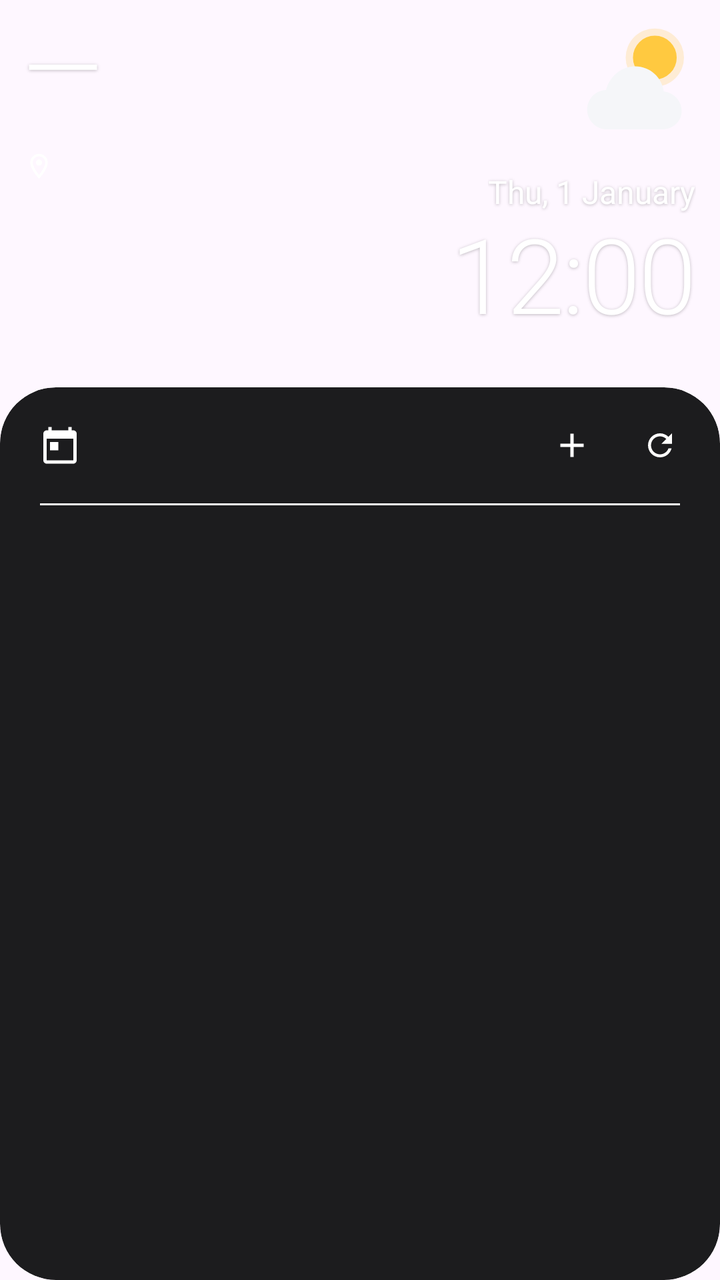
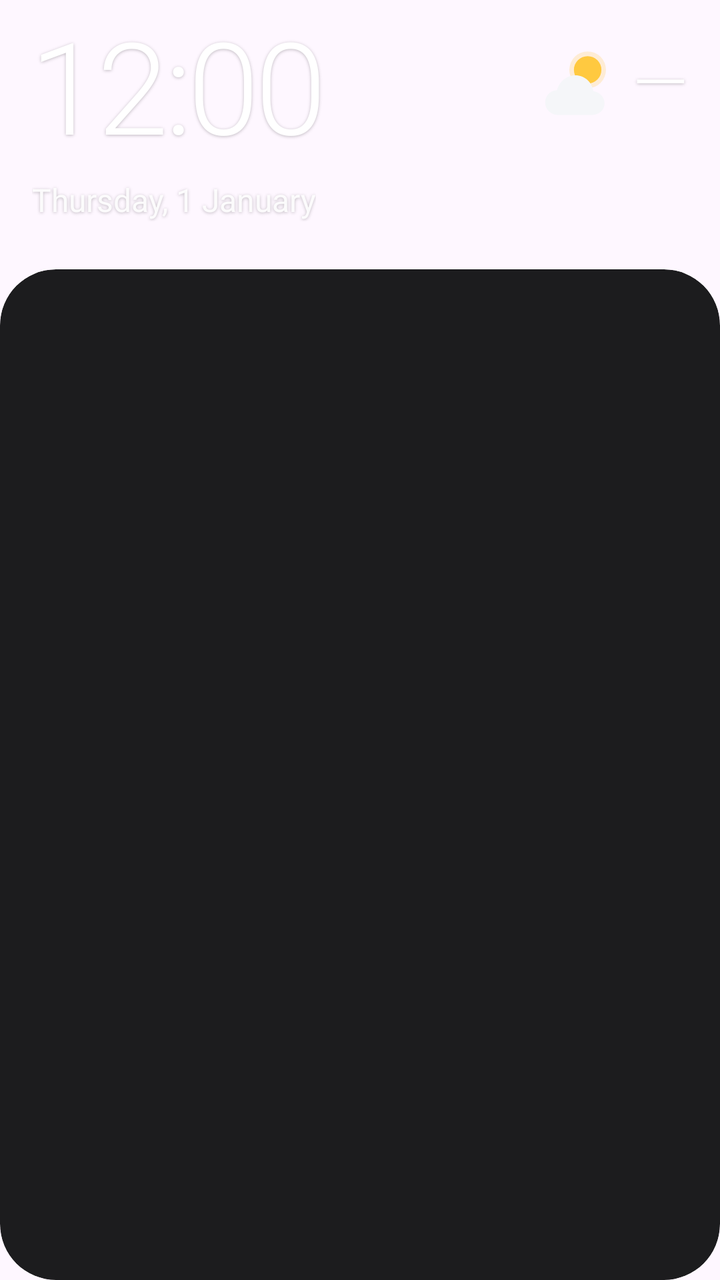

Compare the two renders of this Android layout. The source of the first and the diff that turns it into the second are given below.
<!-- AndroidManifest.xml: application theme Theme.Nagenda -->
<!-- res/layout/widget_clock.xml -->
<?xml version="1.0" encoding="utf-8"?>
<LinearLayout xmlns:android="http://schemas.android.com/apk/res/android"
    android:id="@android:id/background"
    android:layout_width="match_parent"
    android:layout_height="match_parent"
    android:orientation="vertical"
    android:paddingTop="4dp">

    <LinearLayout
        android:id="@+id/top"
        android:layout_width="match_parent"
        android:layout_height="wrap_content"
        android:orientation="horizontal"
        android:paddingStart="12dp"
        android:paddingEnd="12dp">

        
        <LinearLayout
            android:id="@+id/wx_block"
            android:layout_width="0dp"
            android:layout_height="wrap_content"
            android:layout_weight="1"
            android:orientation="vertical">

            <TextView
                android:id="@+id/wx_temp"
                android:layout_width="wrap_content"
                android:layout_height="wrap_content"
                android:fontFamily="sans-serif-light"
                android:includeFontPadding="false"
                android:letterSpacing="-0.02"
                android:text="—"
                android:textColor="#FFFFFFFF"
                android:textSize="52dp"
                android:shadowColor="#40000000" android:shadowDy="1" android:shadowRadius="4" />

            <LinearLayout
                android:layout_width="wrap_content"
                android:layout_height="wrap_content"
                android:layout_marginTop="8dp"
                android:gravity="center_vertical"
                android:orientation="horizontal">

                <ImageView
                    android:id="@+id/wx_pin"
                    android:layout_width="15dp"
                    android:layout_height="15dp"
                    android:src="@drawable/ic_pin_outline"
                    android:tint="#D9FFFFFF"
                    android:importantForAccessibility="no" />

                <TextView
                    android:id="@+id/wx_place"
                    android:layout_width="wrap_content"
                    android:layout_height="wrap_content"
                    android:layout_marginStart="5dp"
                    android:ellipsize="end"
                    android:maxLines="1"
                    android:textColor="#D9FFFFFF"
                    android:textSize="15dp"
                    android:shadowColor="#40000000" android:shadowDy="1" android:shadowRadius="4" />
            </LinearLayout>

            <TextView
                android:id="@+id/wx_cond"
                android:layout_width="wrap_content"
                android:layout_height="wrap_content"
                android:layout_marginTop="30dp"
                android:ellipsize="end"
                android:maxLines="1"
                android:textColor="#FFFFFFFF"
                android:textSize="16dp"
                android:shadowColor="#40000000" android:shadowDy="1" android:shadowRadius="4" />

            <TextView
                android:id="@+id/wx_hilo"
                android:layout_width="wrap_content"
                android:layout_height="wrap_content"
                android:layout_marginTop="3dp"
                android:textColor="#FFFFFFFF"
                android:textSize="16dp"
                android:shadowColor="#40000000" android:shadowDy="1" android:shadowRadius="4" />
        </LinearLayout>

        <LinearLayout
            android:layout_width="wrap_content"
            android:layout_height="match_parent"
            android:gravity="end"
            android:orientation="vertical">

            <ImageView
                android:id="@+id/wx_icon"
                android:layout_width="70dp"
                android:layout_height="70dp"
                android:layout_marginEnd="-6dp"
                android:src="@drawable/wx_partly_day"
                android:importantForAccessibility="no" />

            <FrameLayout
                android:layout_width="1dp"
                android:layout_height="0dp"
                android:layout_weight="1" />

            
            <LinearLayout
                android:id="@+id/clock_block"
                android:layout_width="wrap_content"
                android:layout_height="wrap_content"
                android:gravity="end"
                android:orientation="vertical">

                <TextClock
                    android:id="@+id/clock_date"
                    android:layout_width="wrap_content"
                    android:layout_height="wrap_content"
                    android:format12Hour="EEE, d MMMM"
                    android:format24Hour="EEE, d MMMM"
                    android:textColor="#FFFFFFFF"
                    android:textSize="16dp"
                    android:shadowColor="#40000000" android:shadowDy="1" android:shadowRadius="4" />

                <TextClock
                    android:id="@+id/clock_time"
                    android:layout_width="wrap_content"
                    android:layout_height="wrap_content"
                    android:layout_marginTop="2dp"
                    android:fontFamily="sans-serif-light"
                    android:format12Hour="h:mm"
                    android:format24Hour="HH:mm"
                    android:includeFontPadding="false"
                    android:letterSpacing="-0.02"
                    android:textColor="#FFFFFFFF"
                    android:textSize="52dp"
                    android:shadowColor="#40000000" android:shadowDy="1" android:shadowRadius="4" />
            </LinearLayout>
        </LinearLayout>
    </LinearLayout>

    <FrameLayout android:id="@+id/panel"
        android:layout_width="match_parent"
        android:layout_height="0dp"
        android:layout_weight="1"
        android:layout_marginTop="24dp"
        android:background="@drawable/widget_mask"
        android:clipToOutline="true">

        <ImageView
            android:id="@+id/bg"
            android:layout_width="match_parent"
            android:layout_height="match_parent"
            android:scaleType="fitXY"
            android:src="@drawable/widget_bg"
            android:tint="#FF1C1C1E"
            android:importantForAccessibility="no" />

        <LinearLayout
            android:layout_width="match_parent"
            android:layout_height="match_parent"
            android:orientation="vertical">

            <LinearLayout
                android:id="@+id/header"
                android:layout_width="match_parent"
                android:layout_height="58dp"
                android:gravity="center_vertical"
                android:orientation="horizontal"
                android:paddingStart="20dp"
                android:paddingEnd="8dp">

                <ImageView
                    android:id="@+id/ic_cal"
                    android:layout_width="20dp"
                    android:layout_height="20dp"
                    android:src="@drawable/ic_calendar"
                    android:tint="#FFFFFFFF"
                    android:importantForAccessibility="no" />

                <TextView
                    android:id="@+id/weekday"
                    android:layout_width="0dp"
                    android:layout_height="wrap_content"
                    android:layout_marginStart="14dp"
                    android:layout_weight="1"
                    android:ellipsize="end"
                    android:fontFamily="sans-serif-medium"
                    android:maxLines="1"
                    android:textColor="#FFFFFFFF"
                    android:textSize="16dp" />

                <ImageView
                    android:id="@+id/btn_add"
                    android:layout_width="44dp"
                    android:layout_height="44dp"
                    android:padding="12dp"
                    android:src="@drawable/ic_add"
                    android:tint="#FFFFFFFF"
                    android:contentDescription="+" />

                <ImageView
                    android:id="@+id/btn_refresh"
                    android:layout_width="44dp"
                    android:layout_height="44dp"
                    android:padding="13dp"
                    android:src="@drawable/ic_refresh"
                    android:tint="#FFFFFFFF"
                    android:contentDescription="⟳" />
            </LinearLayout>

            <ImageView
                android:id="@+id/header_line"
                android:layout_width="match_parent"
                android:layout_height="1dp"
                android:layout_marginStart="20dp"
                android:layout_marginEnd="20dp"
                android:scaleType="fitXY"
                android:src="@drawable/line"
                android:tint="#22FFFFFF"
                android:importantForAccessibility="no" />

            <FrameLayout
                android:layout_width="match_parent"
                android:layout_height="0dp"
                android:layout_weight="1">

                <ListView
                    android:id="@+id/list"
                    android:layout_width="match_parent"
                    android:layout_height="match_parent"
                    android:clipToPadding="false"
                    android:divider="@null"
                    android:dividerHeight="0dp"
                    android:paddingBottom="8dp"
                    android:scrollbars="none" />

                <TextView
                    android:id="@+id/empty"
                    android:layout_width="match_parent"
                    android:layout_height="match_parent"
                    android:gravity="center"
                    android:padding="16dp"
                    android:textColor="#FF8E8E93"
                    android:textSize="14dp" />
            </FrameLayout>
        </LinearLayout>
    </FrameLayout>
</LinearLayout>
<!-- resources referenced by this layout -->
<resources>
  <!-- drawable ic_add (drawable) -->
  <vector xmlns:android="http://schemas.android.com/apk/res/android"
      android:width="24dp" android:height="24dp" android:viewportWidth="24" android:viewportHeight="24">
      <path android:fillColor="#FFFFFFFF" android:pathData="M19,13h-6v6h-2v-6H5v-2h6V5h2v6h6v2z" />
  </vector>
  <!-- drawable ic_calendar (drawable) -->
  <vector xmlns:android="http://schemas.android.com/apk/res/android"
      android:width="24dp" android:height="24dp" android:viewportWidth="24" android:viewportHeight="24">
      <path android:fillColor="#FFFFFFFF" android:pathData="M20,3h-1V1h-2v2H7V1H5v2H4c-1.1,0 -2,0.9 -2,2v16c0,1.1 0.9,2 2,2h16c1.1,0 2,-0.9 2,-2V5c0,-1.1 -0.9,-2 -2,-2zM20,21H4V8h16v13zM6,10h5v5H6z" />
  </vector>
  <!-- drawable ic_pin_outline (drawable) -->
  <vector xmlns:android="http://schemas.android.com/apk/res/android"
      android:width="24dp" android:height="24dp" android:viewportWidth="24" android:viewportHeight="24">
      <path android:fillColor="#FFFFFFFF" android:pathData="M12,2C8.13,2 5,5.13 5,9c0,5.25 7,13 7,13s7,-7.75 7,-13c0,-3.87 -3.13,-7 -7,-7zM7,9c0,-2.76 2.24,-5 5,-5s5,2.24 5,5c0,2.88 -2.88,7.19 -5,9.88C9.92,16.21 7,11.85 7,9zM12,6.5a2.5,2.5 0 1 0 0,5a2.5,2.5 0 1 0 0,-5z" />
  </vector>
  <!-- drawable ic_refresh (drawable) -->
  <vector xmlns:android="http://schemas.android.com/apk/res/android"
      android:width="24dp" android:height="24dp" android:viewportWidth="24" android:viewportHeight="24">
      <path android:fillColor="#FFFFFFFF" android:pathData="M17.65,6.35C16.2,4.9 14.21,4 12,4c-4.42,0 -7.99,3.58 -7.99,8s3.57,8 7.99,8c3.73,0 6.84,-2.55 7.73,-6h-2.08c-0.82,2.33 -3.04,4 -5.65,4 -3.31,0 -6,-2.69 -6,-6s2.69,-6 6,-6c1.66,0 3.14,0.69 4.22,1.78L13,11h7V4l-2.35,2.35z" />
  </vector>
  <!-- drawable line (drawable) -->
  <?xml version="1.0" encoding="utf-8"?>
  <shape xmlns:android="http://schemas.android.com/apk/res/android" android:shape="rectangle">
      <solid android:color="#FFFFFFFF" />
  </shape>
  <!-- drawable widget_bg (drawable) -->
  <?xml version="1.0" encoding="utf-8"?>
  <shape xmlns:android="http://schemas.android.com/apk/res/android" android:shape="rectangle">
      <solid android:color="#FFFFFFFF" />
      <corners android:radius="@dimen/widget_radius" />
  </shape>
  <!-- drawable widget_mask (drawable) -->
  <?xml version="1.0" encoding="utf-8"?>
  <shape xmlns:android="http://schemas.android.com/apk/res/android" android:shape="rectangle">
      <solid android:color="#01000000" />
      <corners android:radius="@dimen/widget_radius" />
  </shape>
  <!-- drawable wx_partly_day (drawable) -->
  <vector xmlns:android="http://schemas.android.com/apk/res/android"
      android:width="48dp" android:height="48dp" android:viewportWidth="48" android:viewportHeight="48">
      <path android:fillColor="#38FFC940" android:pathData="M20,17a10,10 0 1 0 20,0a10,10 0 1 0 -20,0z" />
      <path android:fillColor="#FFFFC940" android:pathData="M22.5,17a7.5,7.5 0 1 0 15.0,0a7.5,7.5 0 1 0 -15.0,0z" />
      <group android:translateX="1.3999999999999995" android:translateY="7.3999999999999995" android:scaleX="0.9" android:scaleY="0.9"><path android:fillColor="#FFF5F6F9" android:pathData="M13.5,38C9.4,38 6,34.6 6,30.5s3.2,-7.4 7.2,-7.5C14.6,17.8 19,14 24.3,14c5.6,0 10.2,4.2 10.9,9.6 3.8,0.4 6.8,3.6 6.8,7.4 0,4.1 -3.4,7 -7.5,7z" /></group>
  </vector>
  <style name="Theme.Nagenda" parent="Theme.Material3.DayNight.NoActionBar">
          <item name="colorPrimary">@color/brand</item>
          <item name="android:statusBarColor">@android:color/transparent</item>
          <item name="android:navigationBarColor">@android:color/transparent</item>
          <item name="android:windowLightStatusBar">true</item>
      </style>
  <dimen name="widget_radius">24dp</dimen>
  <color name="brand">#FF6C5CE7</color>
</resources>

<!-- the commit's change to res/layout/widget_clock.xml (unified diff, before → after) -->
@@ -4,60 +4,84 @@
     android:layout_width="match_parent"
     android:layout_height="match_parent"
     android:orientation="vertical"
-    android:paddingTop="4dp">
+    android:paddingTop="8dp">
 
     <LinearLayout
         android:id="@+id/top"
         android:layout_width="match_parent"
         android:layout_height="wrap_content"
+        android:gravity="bottom"
         android:orientation="horizontal"
-        android:paddingStart="12dp"
-        android:paddingEnd="12dp">
+        android:paddingStart="16dp"
+        android:paddingEnd="16dp">
 
         
         <LinearLayout
-            android:id="@+id/wx_block"
+            android:id="@+id/clock_block"
             android:layout_width="0dp"
             android:layout_height="wrap_content"
             android:layout_weight="1"
             android:orientation="vertical">
 
-            <TextView
-                android:id="@+id/wx_temp"
+            <TextClock
+                android:id="@+id/clock_time"
                 android:layout_width="wrap_content"
                 android:layout_height="wrap_content"
                 android:fontFamily="sans-serif-light"
+                android:format12Hour="h:mm"
+                android:format24Hour="HH:mm"
                 android:includeFontPadding="false"
-                android:letterSpacing="-0.02"
-                android:text="—"
+                android:letterSpacing="-0.03"
                 android:textColor="#FFFFFFFF"
-                android:textSize="52dp"
+                android:textSize="64dp"
                 android:shadowColor="#40000000" android:shadowDy="1" android:shadowRadius="4" />
+
+            <TextClock
+                android:id="@+id/clock_date"
+                android:layout_width="wrap_content"
+                android:layout_height="wrap_content"
+                android:layout_marginTop="6dp"
+                android:ellipsize="end"
+                android:format12Hour="EEEE, d MMMM"
+                android:format24Hour="EEEE, d MMMM"
+                android:maxLines="1"
+                android:textColor="#E6FFFFFF"
+                android:textSize="16dp"
+                android:shadowColor="#40000000" android:shadowDy="1" android:shadowRadius="4" />
+        </LinearLayout>
+
+        
+        <LinearLayout
+            android:id="@+id/wx_block"
+            android:layout_width="wrap_content"
+            android:layout_height="wrap_content"
+            android:layout_marginStart="12dp"
+            android:gravity="end"
+            android:orientation="vertical">
 
             <LinearLayout
                 android:layout_width="wrap_content"
                 android:layout_height="wrap_content"
-                android:layout_marginTop="8dp"
                 android:gravity="center_vertical"
                 android:orientation="horizontal">
 
                 <ImageView
-                    android:id="@+id/wx_pin"
-                    android:layout_width="15dp"
-                    android:layout_height="15dp"
-                    android:src="@drawable/ic_pin_outline"
-                    android:tint="#D9FFFFFF"
+                    android:id="@+id/wx_icon"
+                    android:layout_width="44dp"
+                    android:layout_height="44dp"
+                    android:src="@drawable/wx_partly_day"
                     android:importantForAccessibility="no" />
 
                 <TextView
-                    android:id="@+id/wx_place"
+                    android:id="@+id/wx_temp"
                     android:layout_width="wrap_content"
                     android:layout_height="wrap_content"
-                    android:layout_marginStart="5dp"
-                    android:ellipsize="end"
-                    android:maxLines="1"
-                    android:textColor="#D9FFFFFF"
-                    android:textSize="15dp"
+                    android:layout_marginStart="6dp"
+                    android:fontFamily="sans-serif-light"
+                    android:includeFontPadding="false"
+                    android:text="—"
+                    android:textColor="#FFFFFFFF"
+                    android:textSize="36dp"
                     android:shadowColor="#40000000" android:shadowDy="1" android:shadowRadius="4" />
             </LinearLayout>
 
@@ -65,74 +89,23 @@
                 android:id="@+id/wx_cond"
                 android:layout_width="wrap_content"
                 android:layout_height="wrap_content"
-                android:layout_marginTop="30dp"
+                android:layout_marginTop="6dp"
                 android:ellipsize="end"
                 android:maxLines="1"
                 android:textColor="#FFFFFFFF"
-                android:textSize="16dp"
+                android:textSize="15dp"
                 android:shadowColor="#40000000" android:shadowDy="1" android:shadowRadius="4" />
 
             <TextView
                 android:id="@+id/wx_hilo"
                 android:layout_width="wrap_content"
                 android:layout_height="wrap_content"
-                android:layout_marginTop="3dp"
-                android:textColor="#FFFFFFFF"
-                android:textSize="16dp"
+                android:layout_marginTop="2dp"
+                android:ellipsize="end"
+                android:maxLines="1"
+                android:textColor="#CCFFFFFF"
+                android:textSize="14dp"
                 android:shadowColor="#40000000" android:shadowDy="1" android:shadowRadius="4" />
-        </LinearLayout>
-
-        <LinearLayout
-            android:layout_width="wrap_content"
-            android:layout_height="match_parent"
-            android:gravity="end"
-            android:orientation="vertical">
-
-            <ImageView
-                android:id="@+id/wx_icon"
-                android:layout_width="70dp"
-                android:layout_height="70dp"
-                android:layout_marginEnd="-6dp"
-                android:src="@drawable/wx_partly_day"
-                android:importantForAccessibility="no" />
-
-            <FrameLayout
-                android:layout_width="1dp"
-                android:layout_height="0dp"
-                android:layout_weight="1" />
-
-            
-            <LinearLayout
-                android:id="@+id/clock_block"
-                android:layout_width="wrap_content"
-                android:layout_height="wrap_content"
-                android:gravity="end"
-                android:orientation="vertical">
-
-                <TextClock
-                    android:id="@+id/clock_date"
-                    android:layout_width="wrap_content"
-                    android:layout_height="wrap_content"
-                    android:format12Hour="EEE, d MMMM"
-                    android:format24Hour="EEE, d MMMM"
-                    android:textColor="#FFFFFFFF"
-                    android:textSize="16dp"
-                    android:shadowColor="#40000000" android:shadowDy="1" android:shadowRadius="4" />
-
-                <TextClock
-                    android:id="@+id/clock_time"
-                    android:layout_width="wrap_content"
-                    android:layout_height="wrap_content"
-                    android:layout_marginTop="2dp"
-                    android:fontFamily="sans-serif-light"
-                    android:format12Hour="h:mm"
-                    android:format24Hour="HH:mm"
-                    android:includeFontPadding="false"
-                    android:letterSpacing="-0.02"
-                    android:textColor="#FFFFFFFF"
-                    android:textSize="52dp"
-                    android:shadowColor="#40000000" android:shadowDy="1" android:shadowRadius="4" />
-            </LinearLayout>
         </LinearLayout>
     </LinearLayout>
 
@@ -153,94 +126,24 @@
             android:tint="#FF1C1C1E"
             android:importantForAccessibility="no" />
 
-        <LinearLayout
+        <ListView
+            android:id="@+id/list"
             android:layout_width="match_parent"
             android:layout_height="match_parent"
-            android:orientation="vertical">
+            android:clipToPadding="false"
+            android:divider="@null"
+            android:dividerHeight="0dp"
+            android:paddingTop="6dp"
+            android:paddingBottom="6dp"
+            android:scrollbars="none" />
 
-            <LinearLayout
-                android:id="@+id/header"
-                android:layout_width="match_parent"
-                android:layout_height="58dp"
-                android:gravity="center_vertical"
-                android:orientation="horizontal"
-                android:paddingStart="20dp"
-                android:paddingEnd="8dp">
-
-                <ImageView
-                    android:id="@+id/ic_cal"
-                    android:layout_width="20dp"
-                    android:layout_height="20dp"
-                    android:src="@drawable/ic_calendar"
-                    android:tint="#FFFFFFFF"
-                    android:importantForAccessibility="no" />
-
-                <TextView
-                    android:id="@+id/weekday"
-                    android:layout_width="0dp"
-                    android:layout_height="wrap_content"
-                    android:layout_marginStart="14dp"
-                    android:layout_weight="1"
-                    android:ellipsize="end"
-                    android:fontFamily="sans-serif-medium"
-                    android:maxLines="1"
-                    android:textColor="#FFFFFFFF"
-                    android:textSize="16dp" />
-
-                <ImageView
-                    android:id="@+id/btn_add"
-                    android:layout_width="44dp"
-                    android:layout_height="44dp"
-                    android:padding="12dp"
-                    android:src="@drawable/ic_add"
-                    android:tint="#FFFFFFFF"
-                    android:contentDescription="+" />
-
-                <ImageView
-                    android:id="@+id/btn_refresh"
-                    android:layout_width="44dp"
-                    android:layout_height="44dp"
-                    android:padding="13dp"
-                    android:src="@drawable/ic_refresh"
-                    android:tint="#FFFFFFFF"
-                    android:contentDescription="⟳" />
-            </LinearLayout>
-
-            <ImageView
-                android:id="@+id/header_line"
-                android:layout_width="match_parent"
-                android:layout_height="1dp"
-                android:layout_marginStart="20dp"
-                android:layout_marginEnd="20dp"
-                android:scaleType="fitXY"
-                android:src="@drawable/line"
-                android:tint="#22FFFFFF"
-                android:importantForAccessibility="no" />
-
-            <FrameLayout
-                android:layout_width="match_parent"
-                android:layout_height="0dp"
-                android:layout_weight="1">
-
-                <ListView
-                    android:id="@+id/list"
-                    android:layout_width="match_parent"
-                    android:layout_height="match_parent"
-                    android:clipToPadding="false"
-                    android:divider="@null"
-                    android:dividerHeight="0dp"
-                    android:paddingBottom="8dp"
-                    android:scrollbars="none" />
-
-                <TextView
-                    android:id="@+id/empty"
-                    android:layout_width="match_parent"
-                    android:layout_height="match_parent"
-                    android:gravity="center"
-                    android:padding="16dp"
-                    android:textColor="#FF8E8E93"
-                    android:textSize="14dp" />
-            </FrameLayout>
-        </LinearLayout>
+        <TextView
+            android:id="@+id/empty"
+            android:layout_width="match_parent"
+            android:layout_height="match_parent"
+            android:gravity="center"
+            android:padding="16dp"
+            android:textColor="#FF8E8E93"
+            android:textSize="14dp" />
     </FrameLayout>
 </LinearLayout>
<!-- resource entries referenced after the edit -->
@@ -1,30 +1,5 @@
 <!-- resources referenced by this layout -->
 <resources>
-  <!-- drawable ic_add (drawable) -->
-  <vector xmlns:android="http://schemas.android.com/apk/res/android"
-      android:width="24dp" android:height="24dp" android:viewportWidth="24" android:viewportHeight="24">
-      <path android:fillColor="#FFFFFFFF" android:pathData="M19,13h-6v6h-2v-6H5v-2h6V5h2v6h6v2z" />
-  </vector>
-  <!-- drawable ic_calendar (drawable) -->
-  <vector xmlns:android="http://schemas.android.com/apk/res/android"
-      android:width="24dp" android:height="24dp" android:viewportWidth="24" android:viewportHeight="24">
-      <path android:fillColor="#FFFFFFFF" android:pathData="M20,3h-1V1h-2v2H7V1H5v2H4c-1.1,0 -2,0.9 -2,2v16c0,1.1 0.9,2 2,2h16c1.1,0 2,-0.9 2,-2V5c0,-1.1 -0.9,-2 -2,-2zM20,21H4V8h16v13zM6,10h5v5H6z" />
-  </vector>
-  <!-- drawable ic_pin_outline (drawable) -->
-  <vector xmlns:android="http://schemas.android.com/apk/res/android"
-      android:width="24dp" android:height="24dp" android:viewportWidth="24" android:viewportHeight="24">
-      <path android:fillColor="#FFFFFFFF" android:pathData="M12,2C8.13,2 5,5.13 5,9c0,5.25 7,13 7,13s7,-7.75 7,-13c0,-3.87 -3.13,-7 -7,-7zM7,9c0,-2.76 2.24,-5 5,-5s5,2.24 5,5c0,2.88 -2.88,7.19 -5,9.88C9.92,16.21 7,11.85 7,9zM12,6.5a2.5,2.5 0 1 0 0,5a2.5,2.5 0 1 0 0,-5z" />
-  </vector>
-  <!-- drawable ic_refresh (drawable) -->
-  <vector xmlns:android="http://schemas.android.com/apk/res/android"
-      android:width="24dp" android:height="24dp" android:viewportWidth="24" android:viewportHeight="24">
-      <path android:fillColor="#FFFFFFFF" android:pathData="M17.65,6.35C16.2,4.9 14.21,4 12,4c-4.42,0 -7.99,3.58 -7.99,8s3.57,8 7.99,8c3.73,0 6.84,-2.55 7.73,-6h-2.08c-0.82,2.33 -3.04,4 -5.65,4 -3.31,0 -6,-2.69 -6,-6s2.69,-6 6,-6c1.66,0 3.14,0.69 4.22,1.78L13,11h7V4l-2.35,2.35z" />
-  </vector>
-  <!-- drawable line (drawable) -->
-  <?xml version="1.0" encoding="utf-8"?>
-  <shape xmlns:android="http://schemas.android.com/apk/res/android" android:shape="rectangle">
-      <solid android:color="#FFFFFFFF" />
-  </shape>
   <!-- drawable widget_bg (drawable) -->
   <?xml version="1.0" encoding="utf-8"?>
   <shape xmlns:android="http://schemas.android.com/apk/res/android" android:shape="rectangle">
